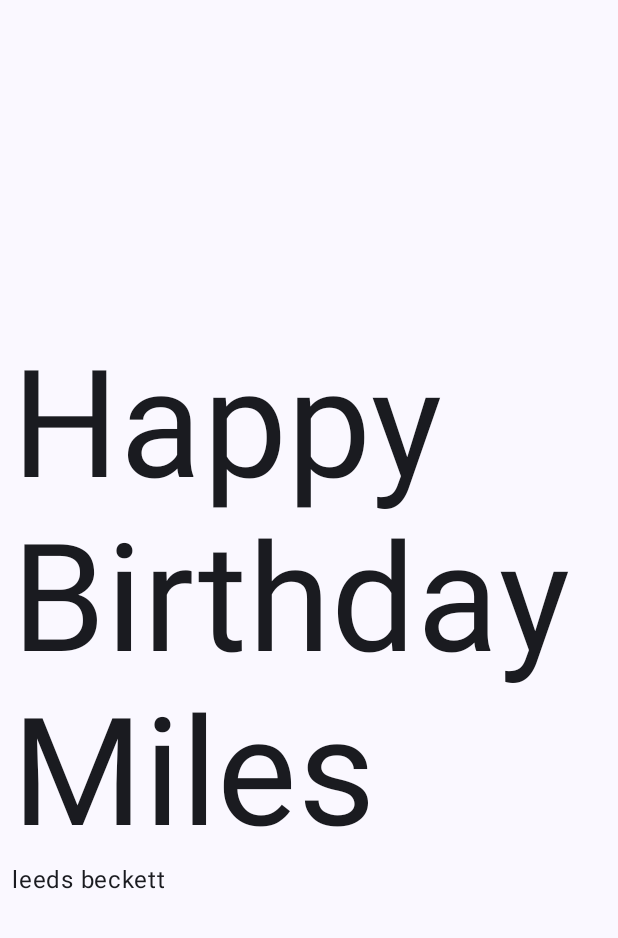
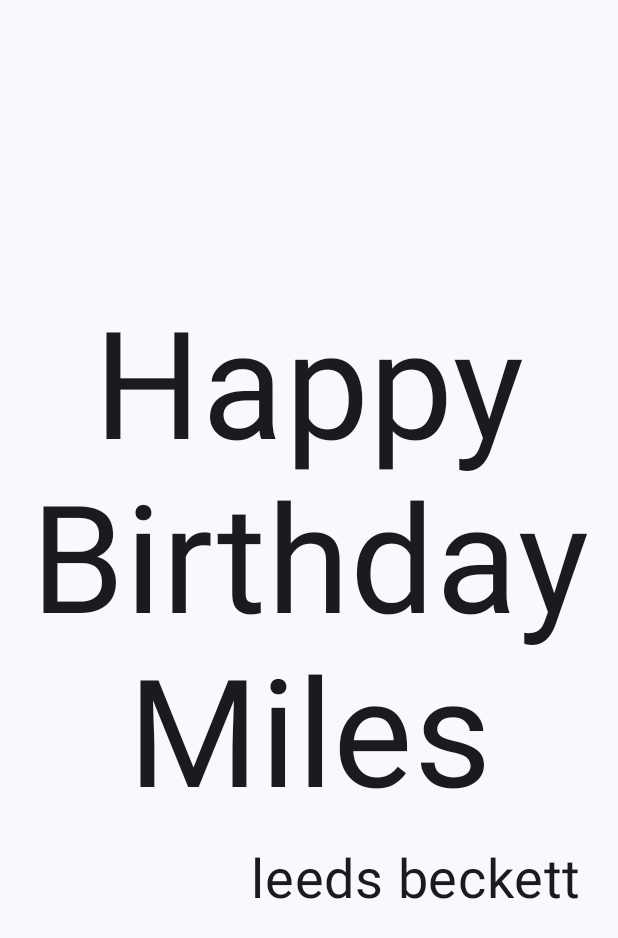
Before and after one commit to MilesEDev/cloneAndroidRepo, an Android app built with Jetpack Compose: the screen it shows after launch (MainActivity), on a phone screen of 412 x 824 dp. Shown: the top 938 px of the screen. Run offline under Robolectric (Android 15) with nearby library versions, the phone set to English and light mode, and no system bars.

Commit message:
re-added the fontsize for the from part as I accidently removed it and added alignment formatting for from

```diff
--- a/HappyBirthday/app/src/main/java/com/example/happybirthday/MainActivity.kt
+++ b/HappyBirthday/app/src/main/java/com/example/happybirthday/MainActivity.kt
@@ -12,7 +12,9 @@ import androidx.compose.material3.MaterialTheme
 import androidx.compose.material3.Surface
 import androidx.compose.material3.Text
 import androidx.compose.runtime.Composable
+import androidx.compose.ui.Alignment
 import androidx.compose.ui.Modifier
+import androidx.compose.ui.text.style.TextAlign
 import androidx.compose.ui.tooling.preview.Preview
 import androidx.compose.ui.unit.dp
 import androidx.compose.ui.unit.sp
@@ -60,9 +62,19 @@ fun GreetingText(message: String ,from: String,modifier: Modifier = Modifier){
             lineHeight = 116.sp,
             /* set to 116 so that it fills whole char size and leaves a bit
                     of white space as well between lines */
+            textAlign = TextAlign.Center/* this centers the happy birthday text inside the columb
+            that we have created*/
         )
         Text(
-            text = from
+            text = from,
+            fontSize = 36.sp,
+            modifier = modifier.padding(16.dp)/* this adds some padding
+            to add some room between the greeting and the side of the phone page*/
+            .align(alignment = Alignment.End)/*this continues the modifer edits so that the alignment
+            of the from statement is at the right hand side of the page*/
+
+
+
         )
     }
 
```
